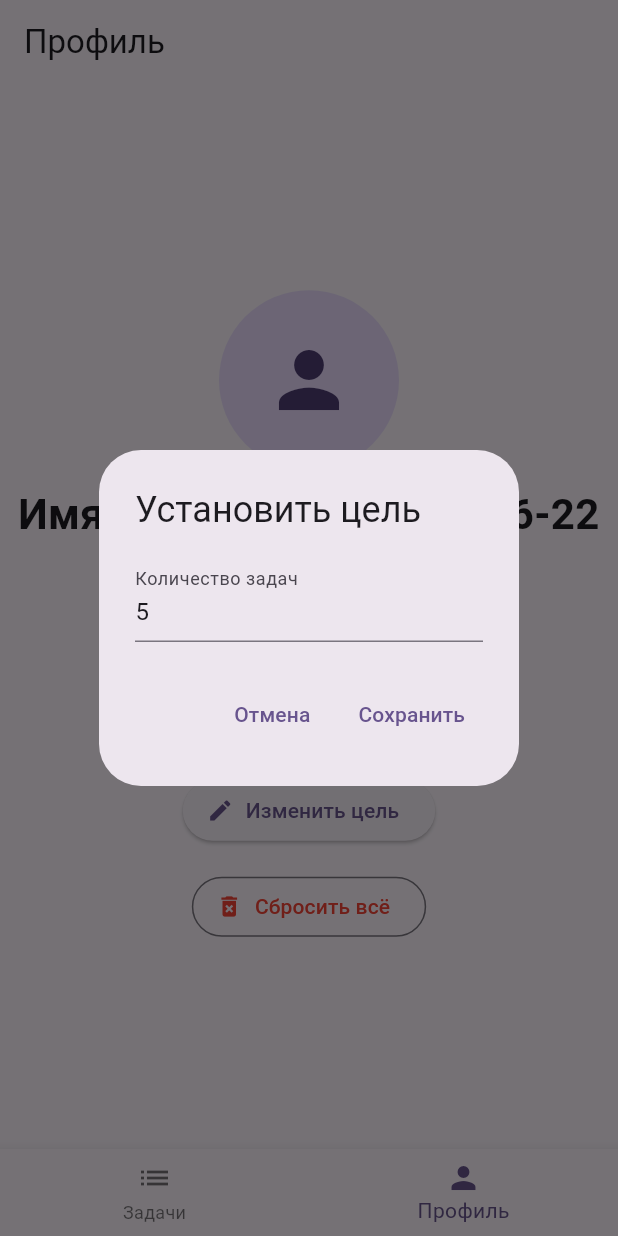
After one commit to Voldemar-exe/rkmp_learn_flutter, a Flutter app: the screen it shows after launch, item 2 of the bottom bar chosen, after a tap on "Изменить цель", on a phone screen of 412 x 824 dp. The commit adds this screen. Run offline on Flutter 3.47's test engine with Material 3 defaults, Android fonts, the phone set to English and light mode, and no system bars; our stand-ins replace cached_network_image, go_router; network calls fail.

Commit message:
Add 2 screens: ProfileScreen and EditTemplateScreen. Add vertical navigation TemplateTaskScreen -> EditTemplateScreen. Replace realization of vertical navigation with Navigator. Create horizontal navigation between Profile and TasksList screens with GoRoute. Add bottom bar.

```diff
--- a/lib/app/app_manager.dart
+++ b/lib/app/app_manager.dart
@@ -6,8 +6,7 @@ import '../core/models/task.dart';
 import '../core/models/template.dart';
 
 class AppManager with ChangeNotifier {
-  String username = 'Нилов В.В.';
-  String group = 'ИКБО-06-22';
+  String username = 'Нилов В.В. ИКБО-06-22';
   int goal = 5;
 
   final List<Task> tasks = [];
--- a/lib/app/app_router.dart
+++ /dev/null
@@ -1,53 +0,0 @@
-import 'package:go_router/go_router.dart';
-
-import '../features/profile/screens/profile_screen.dart';
-import '../features/stats/screens/stats_screen.dart';
-import '../features/task_template/screens/edit_template_screen.dart';
-import '../features/task_template/screens/template_task_screen.dart';
-import '../features/tasks_list/screens/tasks_list_screen.dart';
-import 'app_manager.dart';
-
-class AppRouter {
-  final AppManager appManager;
-
-  AppRouter({required this.appManager});
-
-  late final GoRouter _router = GoRouter(
-    initialLocation: '/',
-    routes: [
-      GoRoute(
-        path: '/',
-        name: 'task-list',
-        builder: (context, state) => TaskListScreenWrapper(manager: appManager),
-        routes: [
-          GoRoute(
-            path: 'templates',
-            name: 'templates',
-            builder: (context, state) =>
-                TemplateTaskScreenWrapper(manager: appManager),
-          ),
-          GoRoute(
-            path: 'stats',
-            name: 'stats',
-            builder: (context, state) => StatsScreenWrapper(manager: appManager),
-          ),
-          /*GoRoute(
-            path: 'edit-template/:index',
-            name: 'edit-template',
-            builder: (context, state) {
-              final index = int.parse(state.pathParameters['index']!);
-              return EditTemplateScreen(index: index, manager: appManager);
-            },
-          ),*/
-        ],
-      ),
-      /*GoRoute(
-        path: '/profile',
-        name: 'profile',
-        builder: (context, state) => ProfileScreen(manager: appManager),
-      ),*/
-    ],
-  );
-
-  GoRouter getRouter() => _router;
-}
--- a/lib/app/my_app.dart
+++ b/lib/app/my_app.dart
@@ -1,7 +1,7 @@
 import 'package:flutter/material.dart';
 import 'package:rkmp_learn_flutter/app/app_manager.dart';
 
-import 'app_router.dart';
+import '../navigation/app_router.dart';
 
 class MyApp extends StatelessWidget {
   final AppManager appManager;
--- /dev/null
+++ b/lib/features/profile/screens/profile_screen.dart
@@ -0,0 +1,176 @@
+import 'package:flutter/material.dart';
+import 'package:go_router/go_router.dart';
+import '../../../app/app_manager.dart';
+
+class ProfileScreen extends StatefulWidget {
+  final AppManager manager;
+
+  const ProfileScreen({super.key, required this.manager});
+
+  @override
+  State<ProfileScreen> createState() => _ProfileScreenState();
+}
+
+class _ProfileScreenState extends State<ProfileScreen> {
+  late TextEditingController _goalController;
+
+  @override
+  void initState() {
+    super.initState();
+    _goalController = TextEditingController(
+      text: widget.manager.goal.toString(),
+    );
+  }
+
+  @override
+  void dispose() {
+    _goalController.dispose();
+    super.dispose();
+  }
+
+  void _showGoalInputDialog(BuildContext context) {
+    final controller = TextEditingController(
+      text: widget.manager.goal.toString(),
+    );
+
+    showDialog(
+      context: context,
+      builder: (context) {
+        return AlertDialog(
+          title: const Text('Установить цель'),
+          content: TextField(
+            controller: controller,
+            keyboardType: TextInputType.number,
+            decoration: const InputDecoration(
+              labelText: 'Количество задач',
+              hintText: 'Например: 10',
+            ),
+          ),
+          actions: [
+            TextButton(
+              onPressed: Navigator.of(context).pop,
+              child: const Text('Отмена'),
+            ),
+            TextButton(
+              onPressed: () {
+                setState(() {
+                  final value = int.tryParse(controller.text.trim());
+                  if (value != null && value > 0) {
+                    widget.manager.goal = value;
+                  }
+                  Navigator.of(context).pop();
+                });
+              },
+              child: const Text('Сохранить'),
+            ),
+          ],
+        );
+      },
+    );
+  }
+
+  void _showResetConfirmationDialog(BuildContext context) {
+    showDialog(
+      context: context,
+      builder: (context) => AlertDialog(
+        title: const Text('Сбросить всё?'),
+        content: const Text(
+          'Все задачи и статистика будут удалены. Шаблоны вернутся к значениям по умолчанию.',
+        ),
+        actions: [
+          TextButton(
+            onPressed: Navigator.of(context).pop,
+            child: const Text('Отмена'),
+          ),
+          TextButton(
+            onPressed: () {
+              setState(() {
+                Navigator.of(context).pop();
+                widget.manager.resetToDefaults();
+              });
+            },
+            child: const Text('Сбросить', style: TextStyle(color: Colors.red)),
+          ),
+        ],
+      ),
+    );
+  }
+
+  String getRemainingText(int remainingCount) {
+    if (remainingCount > 0) {
+      return 'Осталось: $remainingCount';
+    } else {
+      return 'Цель выполнена!';
+    }
+  }
+
+  @override
+  Widget build(BuildContext context) {
+    final goal = widget.manager.goal;
+    final remaining = getRemainingText(widget.manager.remaining);
+
+    return Scaffold(
+      appBar: AppBar(title: const Text('Профиль')),
+      bottomNavigationBar: BottomNavigationBar(
+        currentIndex: 1,
+        onTap: (i) {
+          if (i == 1) return;
+          context.go('/tasks-list');
+        },
+        items: const [
+          BottomNavigationBarItem(icon: Icon(Icons.list), label: 'Задачи'),
+          BottomNavigationBarItem(icon: Icon(Icons.person), label: 'Профиль'),
+        ],
+      ),
+      body: Center(
+        child: Column(
+          mainAxisAlignment: MainAxisAlignment.center,
+          children: [
+            CircleAvatar(
+              radius: 60,
+              backgroundColor: Theme.of(context).colorScheme.primaryContainer,
+              child: Icon(
+                Icons.person,
+                size: 60,
+                color: Theme.of(context).colorScheme.onPrimaryContainer,
+              ),
+            ),
+            const SizedBox(height: 9),
+            Text(
+              'Имя: ${widget.manager.username}',
+              style: const TextStyle(fontSize: 28, fontWeight: FontWeight.bold),
+              textAlign: TextAlign.center,
+            ),
+            const SizedBox(height: 32),
+            Text(
+              'Цель: $goal задач',
+              style: const TextStyle(fontSize: 28, fontWeight: FontWeight.bold),
+              textAlign: TextAlign.center,
+            ),
+            const SizedBox(height: 8),
+            Text(
+              remaining,
+              style: const TextStyle(fontSize: 24, color: Colors.orange),
+              textAlign: TextAlign.center,
+            ),
+            const SizedBox(height: 40),
+            ElevatedButton.icon(
+              onPressed: () => _showGoalInputDialog(context),
+              icon: const Icon(Icons.edit),
+              label: const Text('Изменить цель'),
+            ),
+            const SizedBox(height: 16),
+            OutlinedButton.icon(
+              onPressed: () => _showResetConfirmationDialog(context),
+              icon: const Icon(Icons.delete_forever, color: Colors.red),
+              label: const Text(
+                'Сбросить всё',
+                style: TextStyle(color: Colors.red),
+              ),
+            ),
+          ],
+        ),
+      ),
+    );
+  }
+}
--- a/lib/features/tasks_list/screens/tasks_list_screen.dart
+++ b/lib/features/tasks_list/screens/tasks_list_screen.dart
@@ -4,6 +4,8 @@ import 'package:go_router/go_router.dart';
 import 'package:rkmp_learn_flutter/features/tasks_list/widgets/task_item.dart';
 import '../../../app/app_manager.dart';
 import '../../../core/models/task.dart';
+import '../../stats/screens/stats_screen.dart';
+import '../../task_template/screens/template_task_screen.dart';
 
 class TaskListScreenWrapper extends StatelessWidget {
   final AppManager manager;
@@ -20,8 +22,19 @@ class TaskListScreenWrapper extends StatelessWidget {
           onGenerateTask: manager.generateAndAddTask,
           onToggleTask: manager.toggleTask,
           onDeleteTask: manager.deleteTask,
-          onNavigateToTemplates: () => context.push('/templates'),
-          onNavigateToStats: () => context.push('/stats'),
+          onNavigateToTemplates: () =>
+              Navigator.of(context).push(
+                MaterialPageRoute(
+                  builder: (context) =>
+                      TemplateTaskScreenWrapper(manager: manager),
+                ),
+              ),
+          onNavigateToStats: () =>
+              Navigator.of(context).push(
+                MaterialPageRoute(
+                  builder: (context) => StatsScreenWrapper(manager: manager),
+                ),
+              ),
           onNavigateToProfile: () => context.go('/profile'),
         );
       },
@@ -69,6 +82,17 @@ class TaskListScreen extends StatelessWidget {
           errorWidget: (context, url, error) =>
           const Icon(Icons.broken_image, size: 24),
         ),
+      ),
+      bottomNavigationBar: BottomNavigationBar(
+        currentIndex: 0,
+        onTap: (i) {
+          if (i == 0) return;
+          context.go('/profile');
+        },
+        items: const [
+          BottomNavigationBarItem(icon: Icon(Icons.list), label: 'Задачи'),
+          BottomNavigationBarItem(icon: Icon(Icons.person), label: 'Профиль'),
+        ],
       ),
       body: Padding(
         padding: const EdgeInsets.all(16.0),
@@ -120,7 +144,8 @@ class TaskListScreen extends StatelessWidget {
                   : ListView(
                 children: pendingTasks
                     .map(
-                            (task) => TaskListItem(
+                      (task) =>
+                      TaskListItem(
                         task: task,
                         onToggleCompletion: onToggleTask,
                         onDelete: onDeleteTask,
--- /dev/null
+++ b/lib/navigation/app_router.dart
@@ -0,0 +1,28 @@
+import 'package:go_router/go_router.dart';
+import '../features/profile/screens/profile_screen.dart';
+import '../features/tasks_list/screens/tasks_list_screen.dart';
+import '../app/app_manager.dart';
+
+class AppRouter {
+  final AppManager appManager;
+
+  AppRouter({required this.appManager});
+
+  late final GoRouter _router = GoRouter(
+    initialLocation: '/tasks-list',
+    routes: [
+      GoRoute(
+        path: '/tasks-list',
+        name: 'tasks-list',
+        builder: (context, state) => TaskListScreenWrapper(manager: appManager),
+      ),
+      GoRoute(
+        path: '/profile',
+        name: 'profile',
+        builder: (context, state) => ProfileScreen(manager: appManager),
+      ),
+    ],
+  );
+
+  GoRouter getRouter() => _router;
+}
```
Also changed, not shown: lib/features/task_template/screens/edit_template_screen.dart (added, +112 -0 lines), lib/features/task_template/screens/template_task_screen.dart (+10 -0 lines), lib/features/task_template/widgets/template_item.dart (+16 -10 lines). Lines whose indentation alone changed are shown as unchanged.
